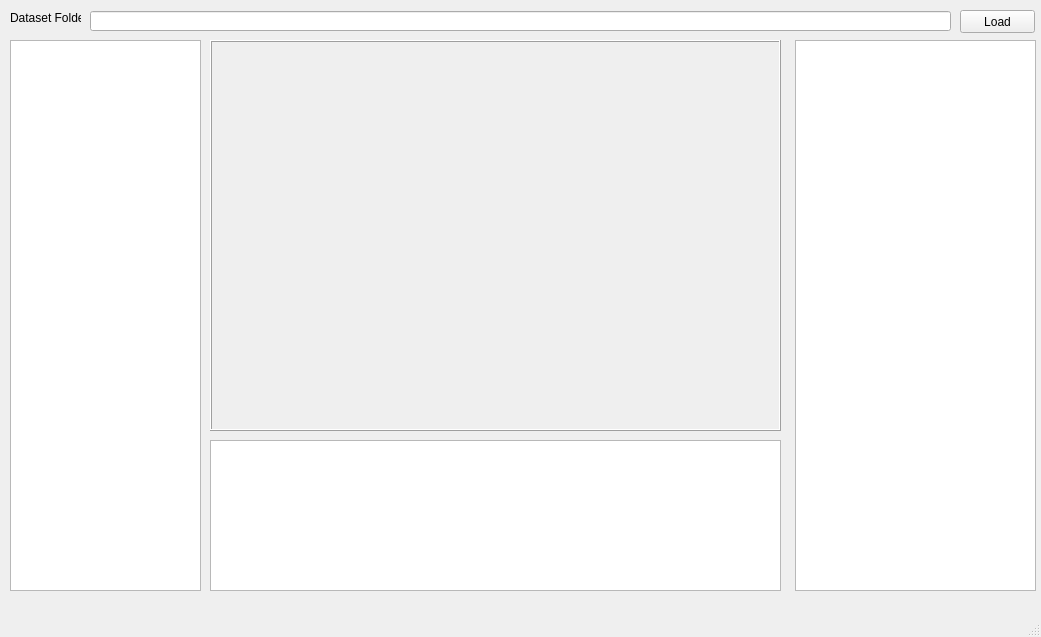
Above: dataset/gui/dataset_viewer.ui from tayfunates/intuitive-physics before the change. Below: the same form after it.
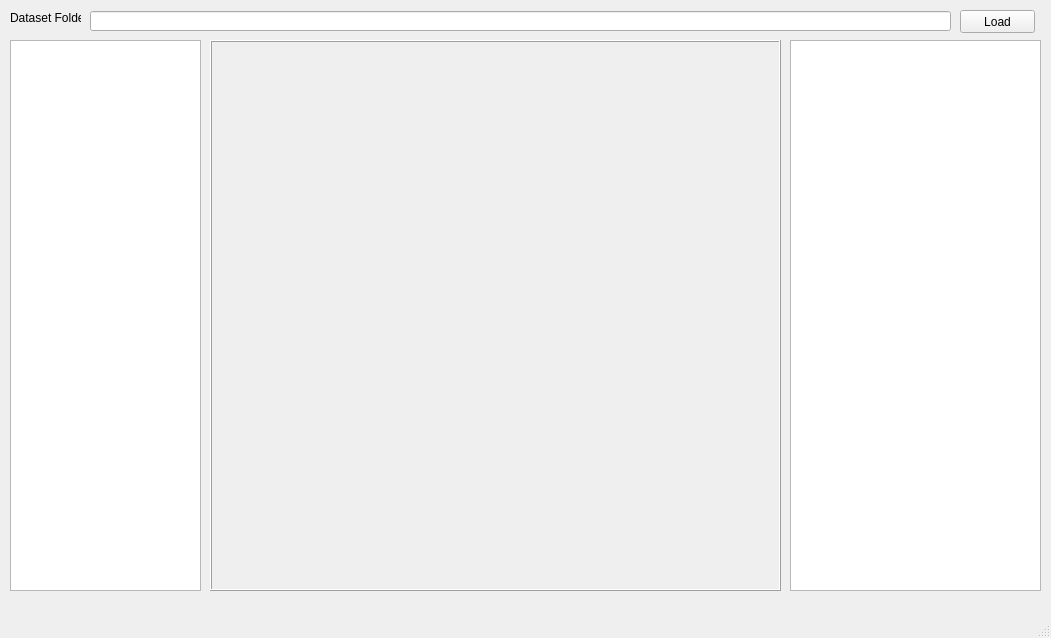
That is the form after the change.

Commit message: Remove statistics panel for now.

Patch:
```diff
--- a/dataset/gui/dataset_viewer.ui
+++ b/dataset/gui/dataset_viewer.ui
@@ -6,8 +6,8 @@
    <rect>
     <x>0</x>
     <y>0</y>
-    <width>1041</width>
-    <height>637</height>
+    <width>1051</width>
+    <height>638</height>
    </rect>
   </property>
   <property name="windowTitle">
@@ -66,7 +66,7 @@
       <x>210</x>
       <y>40</y>
       <width>571</width>
-      <height>391</height>
+      <height>551</height>
      </rect>
     </property>
     <property name="frameShape">
@@ -79,9 +79,9 @@
    <widget class="QListWidget" name="questionsListWidget">
     <property name="geometry">
      <rect>
-      <x>795</x>
+      <x>790</x>
       <y>40</y>
-      <width>241</width>
+      <width>251</width>
       <height>551</height>
      </rect>
     </property>
@@ -98,16 +98,6 @@
      <bool>true</bool>
     </property>
    </widget>
-   <widget class="QTableView" name="statisticsTableView">
-    <property name="geometry">
-     <rect>
-      <x>210</x>
-      <y>440</y>
-      <width>571</width>
-      <height>151</height>
-     </rect>
-    </property>
-   </widget>
   </widget>
   <widget class="QMenuBar" name="menubar">
    <property name="geometry">
```
Left out of the diff: 2 changed lines with no effect on the pictures.
